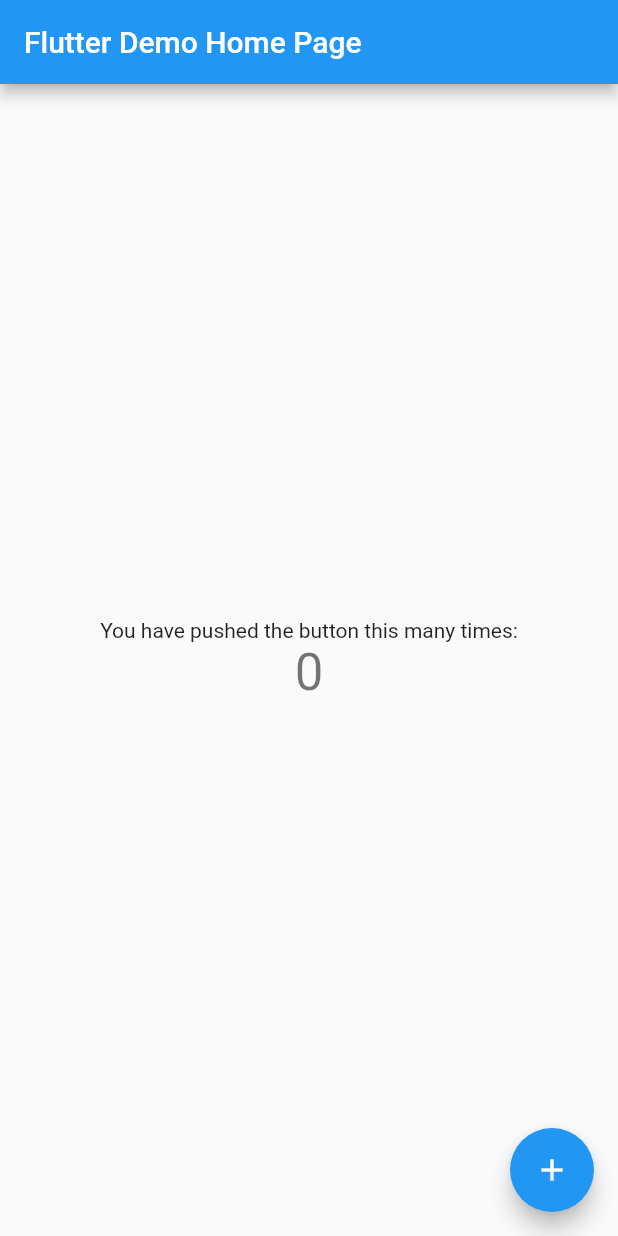
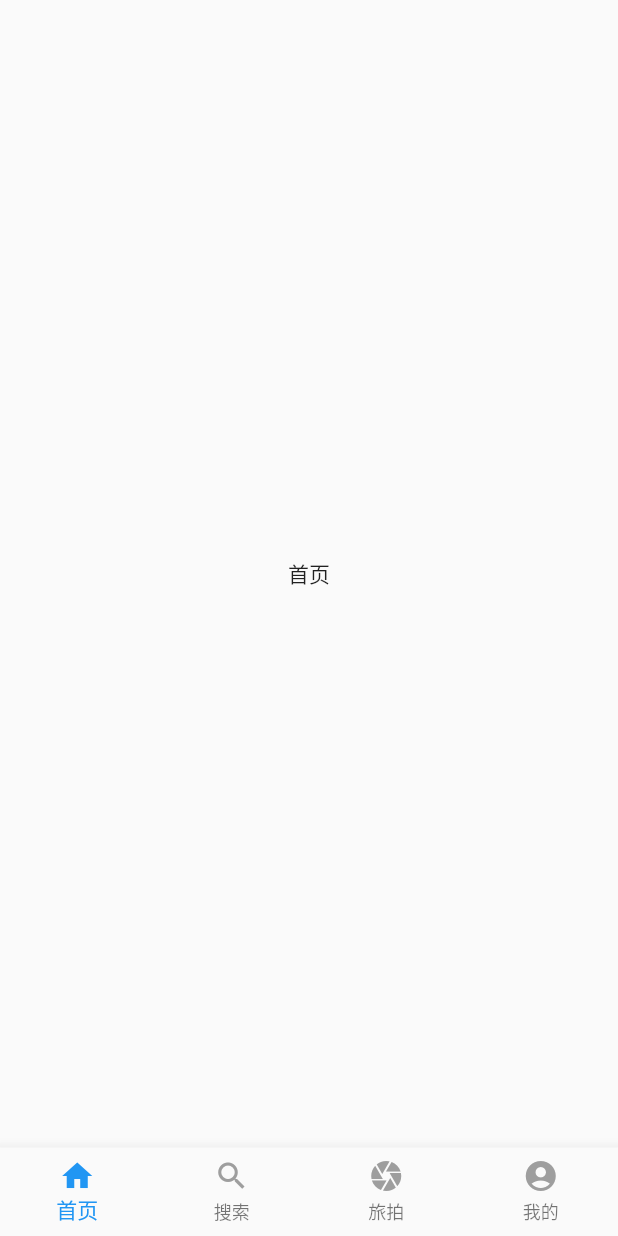
Before and after one commit to fenqiang4952/flutter_trip, a Flutter app: the screen it shows after launch, on a phone screen of 412 x 824 dp. Run offline on Flutter 3.47's test engine with Material 2 defaults, Android fonts, the phone set to English and light mode, and no system bars.

Commit message:
tabNavigator

```diff
--- a/lib/main.dart
+++ b/lib/main.dart
@@ -1,4 +1,6 @@
 import 'package:flutter/material.dart';
+
+import './navigator/tab_navigator.dart';
 
 void main() => runApp(MyApp());
 
@@ -20,92 +22,7 @@
         // is not restarted.
         primarySwatch: Colors.blue,
       ),
-      home: MyHomePage(title: 'Flutter Demo Home Page'),
+      home: TabNavigator(),
     );
   }
 }
-
-class MyHomePage extends StatefulWidget {
-  MyHomePage({Key key, this.title}) : super(key: key);
-
-  // This widget is the home page of your application. It is stateful, meaning
-  // that it has a State object (defined below) that contains fields that affect
-  // how it looks.
-
-  // This class is the configuration for the state. It holds the values (in this
-  // case the title) provided by the parent (in this case the App widget) and
-  // used by the build method of the State. Fields in a Widget subclass are
-  // always marked "final".
-
-  final String title;
-
-  @override
-  _MyHomePageState createState() => _MyHomePageState();
-}
-
-class _MyHomePageState extends State<MyHomePage> {
-  int _counter = 0;
-
-  void _incrementCounter() {
-    setState(() {
-      // This call to setState tells the Flutter framework that something has
-      // changed in this State, which causes it to rerun the build method below
-      // so that the display can reflect the updated values. If we changed
-      // _counter without calling setState(), then the build method would not be
-      // called again, and so nothing would appear to happen.
-      _counter++;
-    });
-  }
-
-  @override
-  Widget build(BuildContext context) {
-    // This method is rerun every time setState is called, for instance as done
-    // by the _incrementCounter method above.
-    //
-    // The Flutter framework has been optimized to make rerunning build methods
-    // fast, so that you can just rebuild anything that needs updating rather
-    // than having to individually change instances of widgets.
-    return Scaffold(
-      appBar: AppBar(
-        // Here we take the value from the MyHomePage object that was created by
-        // the App.build method, and use it to set our appbar title.
-        title: Text(widget.title),
-      ),
-      body: Center(
-        // Center is a layout widget. It takes a single child and positions it
-        // in the middle of the parent.
-        child: Column(
-          // Column is also a layout widget. It takes a list of children and
-          // arranges them vertically. By default, it sizes itself to fit its
-          // children horizontally, and tries to be as tall as its parent.
-          //
-          // Invoke "debug painting" (press "p" in the console, choose the
-          // "Toggle Debug Paint" action from the Flutter Inspector in Android
-          // Studio, or the "Toggle Debug Paint" command in Visual Studio Code)
-          // to see the wireframe for each widget.
-          //
-          // Column has various properties to control how it sizes itself and
-          // how it positions its children. Here we use mainAxisAlignment to
-          // center the children vertically; the main axis here is the vertical
-          // axis because Columns are vertical (the cross axis would be
-          // horizontal).
-          mainAxisAlignment: MainAxisAlignment.center,
-          children: <Widget>[
-            Text(
-              'You have pushed the button this many times:',
-            ),
-            Text(
-              '$_counter',
-              style: Theme.of(context).textTheme.display1,
-            ),
-          ],
-        ),
-      ),
-      floatingActionButton: FloatingActionButton(
-        onPressed: _incrementCounter,
-        tooltip: 'Increment',
-        child: Icon(Icons.add),
-      ), // This trailing comma makes auto-formatting nicer for build methods.
-    );
-  }
-}
--- /dev/null
+++ b/lib/navigator/tab_navigator.dart
@@ -0,0 +1,96 @@
+import 'package:flutter/material.dart';
+
+import '../pages/home_page.dart';
+import '../pages/search_page.dart';
+import '../pages/travel_page.dart';
+import '../pages/my_page.dart';
+
+class _PageBar {
+  const _PageBar({this.name, this.icon});
+
+  final IconData icon;
+  final String name;
+}
+
+const List<_PageBar> pageNames = <_PageBar>[
+  const _PageBar(
+    name: '首页',
+    icon: Icons.home,
+  ),
+  const _PageBar(
+    name: '搜索',
+    icon: Icons.search,
+  ),
+  const _PageBar(
+    name: '旅拍',
+    icon: Icons.camera,
+  ),
+  const _PageBar(
+    name: '我的',
+    icon: Icons.account_circle,
+  ),
+];
+
+class TabNavigator extends StatefulWidget {
+  @override
+  _TabNavigator createState() => _TabNavigator();
+}
+
+class _TabNavigator extends State<TabNavigator> {
+  int _currentIndex = 0;
+
+  final PageController _controller = PageController(
+    initialPage: 0,
+  );
+  final _defaultColor = Colors.grey;
+  final _activeColor = Colors.blue;
+
+  List<BottomNavigationBarItem> _buildBottomNavigationBarItem() {
+    List<BottomNavigationBarItem> bottomNavigationBarItems =
+        <BottomNavigationBarItem>[];
+    for (var i = 0; i < pageNames.length; i++) {
+      bottomNavigationBarItems.add(BottomNavigationBarItem(
+          icon: Icon(
+            pageNames[i].icon,
+            color: _defaultColor,
+          ),
+          activeIcon: Icon(
+            pageNames[i].icon,
+            color: _activeColor,
+          ),
+          title: Text(
+            pageNames[i].name,
+            style: TextStyle(
+                color: _currentIndex != i ? _defaultColor : _activeColor),
+          )));
+    }
+
+    return bottomNavigationBarItems;
+  }
+
+  @override
+  Widget build(BuildContext context) {
+    return Scaffold(
+      body: PageView(
+        controller: _controller,
+        children: <Widget>[
+          HomePage(),
+          SearchPage(),
+          TarvelPage(),
+          MyPage(),
+        ],
+      ),
+      bottomNavigationBar: BottomNavigationBar(
+        type: BottomNavigationBarType.fixed,
+        currentIndex: _currentIndex,
+        onTap: (index) {
+          _controller.jumpToPage(index);
+          setState(() {
+            _currentIndex = index;
+          });
+        },
+        items: _buildBottomNavigationBarItem(),
+      ),
+    );
+  }
+}
--- /dev/null
+++ b/lib/pages/home_page.dart
@@ -0,0 +1,19 @@
+import 'package:flutter/material.dart';
+
+class HomePage extends StatefulWidget {
+  @override
+  _HomePage createState()  => _HomePage();
+
+}
+
+class _HomePage extends State<HomePage> {
+  @override
+  Widget build(BuildContext context) {
+    return Scaffold(
+      body: Center(
+        child: Text('首页'),
+      ),
+    );
+  }
+
+}
```
Also changed, not shown: lib/pages/my_page.dart (added, +19 -0 lines), lib/pages/search_page.dart (added, +19 -0 lines), lib/pages/travel_page.dart (added, +19 -0 lines).
